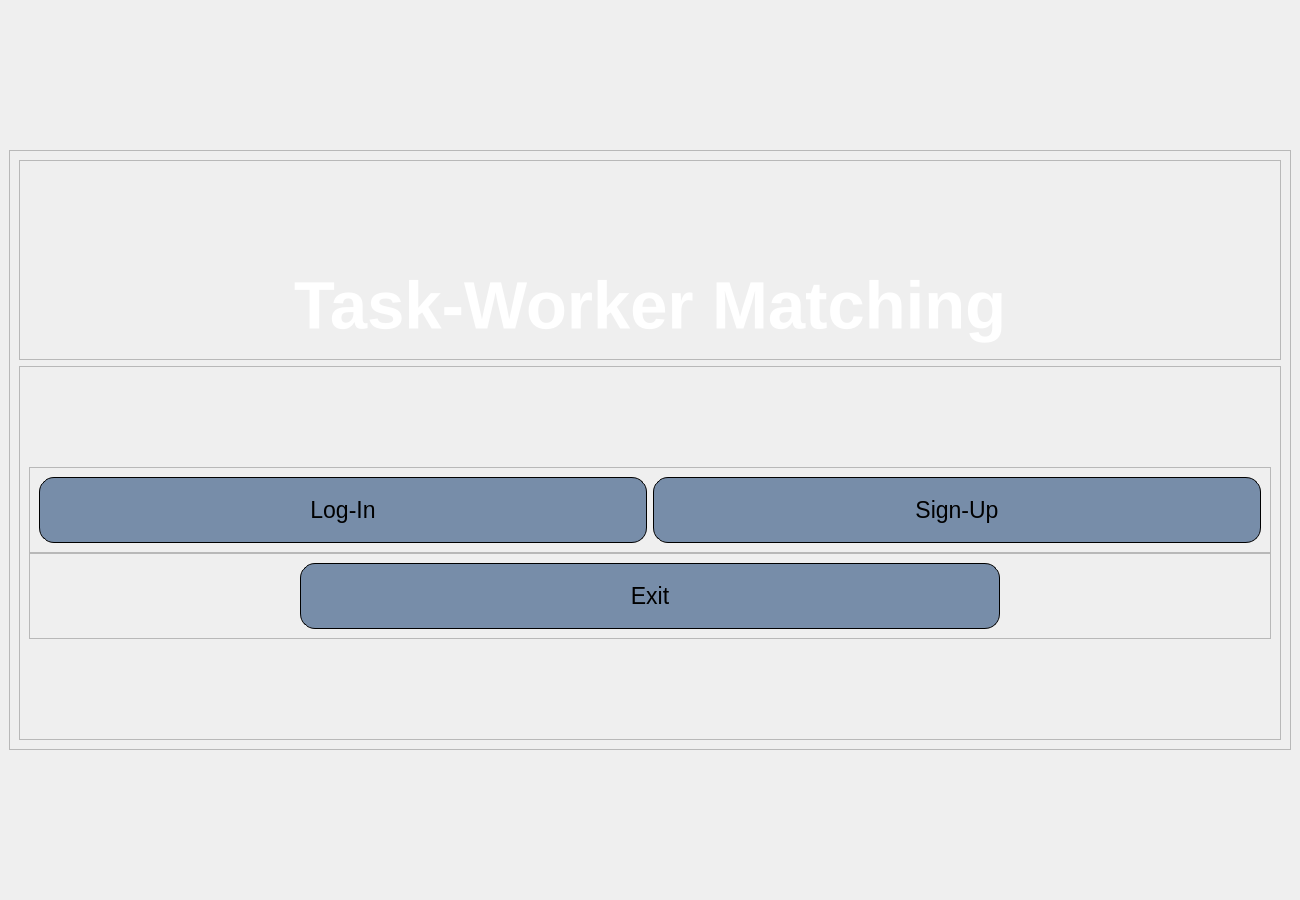
Qt form Forms/mainwindow.ui (esraa-emary/Task-Worker-Matching) before a commit.
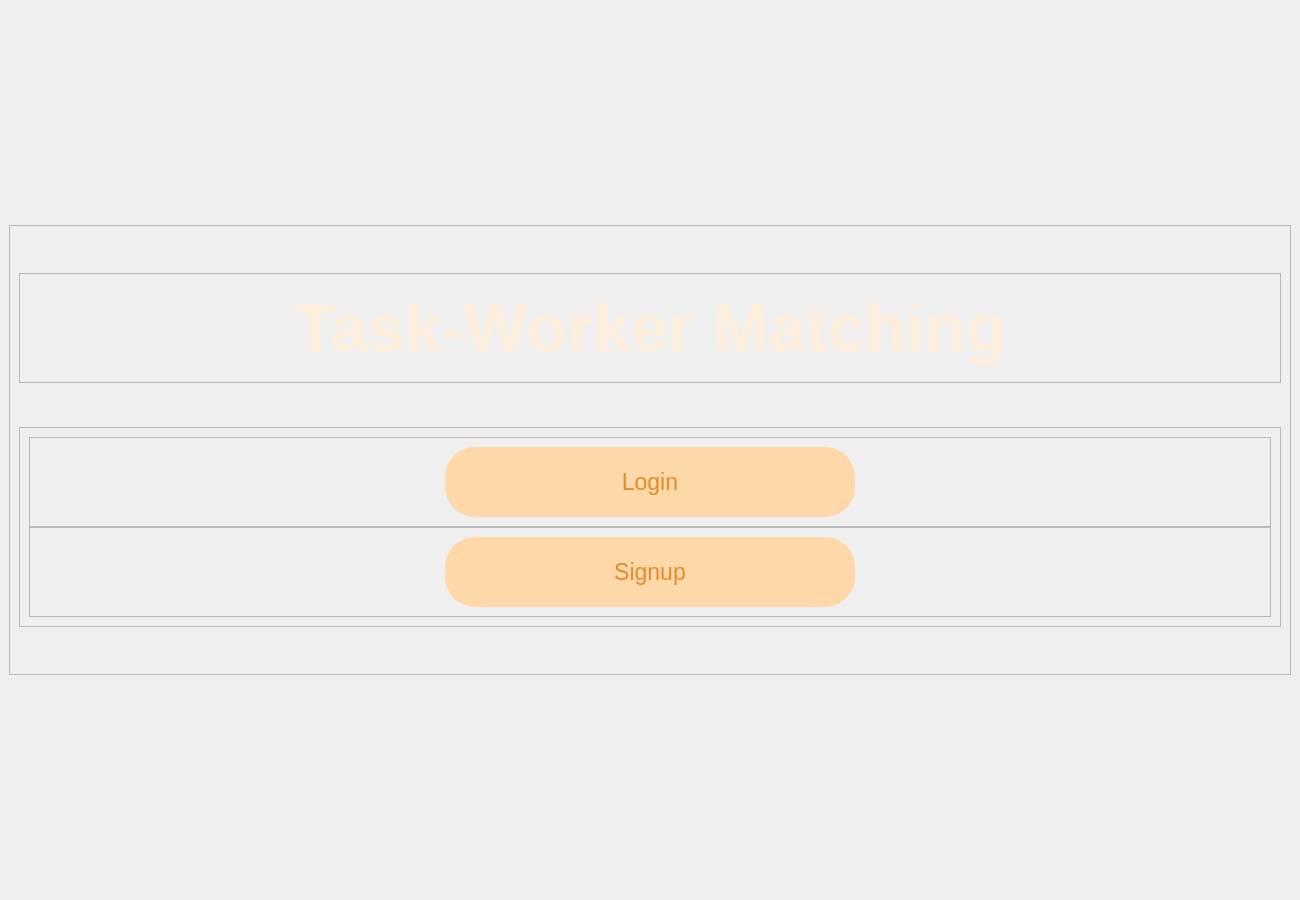
The same form after that commit.

```diff
--- a/Forms/mainwindow.ui
+++ b/Forms/mainwindow.ui
@@ -33,7 +33,7 @@
       <property name="maximumSize">
        <size>
         <width>16777215</width>
-        <height>600</height>
+        <height>450</height>
        </size>
       </property>
       <property name="frameShape">
@@ -48,17 +48,21 @@
          <property name="maximumSize">
           <size>
            <width>1500</width>
-           <height>400</height>
+           <height>200</height>
           </size>
          </property>
+         <property name="font">
+          <font>
+           <pointsize>64</pointsize>
+          </font>
+         </property>
          <property name="styleSheet">
           <string notr="true">QPushButton{
-	border: 1px solid #000;
-width: 80%;
+	border: 1px solid #FFD8A9;
     height: 20px;
-    background-color: #778da9;
-border-radius: 15px;
-
+    background-color: #FFD8A9;
+border-radius: 30px;
+color:#E38B29;
 }
 
 QPushButton:hover{
@@ -74,11 +78,14 @@
           <enum>QFrame::Shadow::Raised</enum>
          </property>
          <layout class="QGridLayout" name="gridLayout_3">
+          <property name="leftMargin">
+           <number>9</number>
+          </property>
           <property name="topMargin">
-           <number>100</number>
+           <number>9</number>
           </property>
           <property name="bottomMargin">
-           <number>100</number>
+           <number>9</number>
           </property>
           <property name="spacing">
            <number>0</number>
@@ -92,33 +99,12 @@
              <enum>QFrame::Shadow::Raised</enum>
             </property>
             <layout class="QGridLayout" name="gridLayout_5">
-             <item row="0" column="1">
-              <widget class="QPushButton" name="signup">
-               <property name="maximumSize">
-                <size>
-                 <width>700</width>
-                 <height>80</height>
-                </size>
-               </property>
-               <property name="font">
-                <font>
-                 <pointsize>17</pointsize>
-                </font>
-               </property>
-               <property name="cursor">
-                <cursorShape>PointingHandCursor</cursorShape>
-               </property>
-               <property name="text">
-                <string>Sign-Up</string>
-               </property>
-              </widget>
-             </item>
              <item row="0" column="0">
               <widget class="QPushButton" name="login">
                <property name="maximumSize">
                 <size>
-                 <width>700</width>
-                 <height>80</height>
+                 <width>410</width>
+                 <height>75</height>
                 </size>
                </property>
                <property name="font">
@@ -130,7 +116,7 @@
                 <cursorShape>PointingHandCursor</cursorShape>
                </property>
                <property name="text">
-                <string>Log-In</string>
+                <string>Login</string>
                </property>
               </widget>
              </item>
@@ -147,11 +133,11 @@
             </property>
             <layout class="QGridLayout" name="gridLayout_6">
              <item row="0" column="0">
-              <widget class="QPushButton" name="exit">
+              <widget class="QPushButton" name="signup">
                <property name="maximumSize">
                 <size>
-                 <width>700</width>
-                 <height>80</height>
+                 <width>410</width>
+                 <height>75</height>
                 </size>
                </property>
                <property name="font">
@@ -163,7 +149,7 @@
                 <cursorShape>PointingHandCursor</cursorShape>
                </property>
                <property name="text">
-                <string>Exit</string>
+                <string>Signup</string>
                </property>
               </widget>
              </item>
@@ -178,7 +164,7 @@
          <property name="maximumSize">
           <size>
            <width>16777215</width>
-           <height>200</height>
+           <height>110</height>
           </size>
          </property>
          <property name="styleSheet">
@@ -192,7 +178,7 @@
          </property>
          <layout class="QGridLayout" name="gridLayout_2">
           <property name="topMargin">
-           <number>100</number>
+           <number>9</number>
           </property>
           <property name="bottomMargin">
            <number>9</number>
@@ -206,7 +192,7 @@
              </font>
             </property>
             <property name="styleSheet">
-             <string notr="true">color:#fff;</string>
+             <string notr="true">color:#FDEEDC;</string>
             </property>
             <property name="text">
              <string>Task-Worker Matching</string>
```
Left out of the diff: 17 changed lines with no effect on the pictures.
